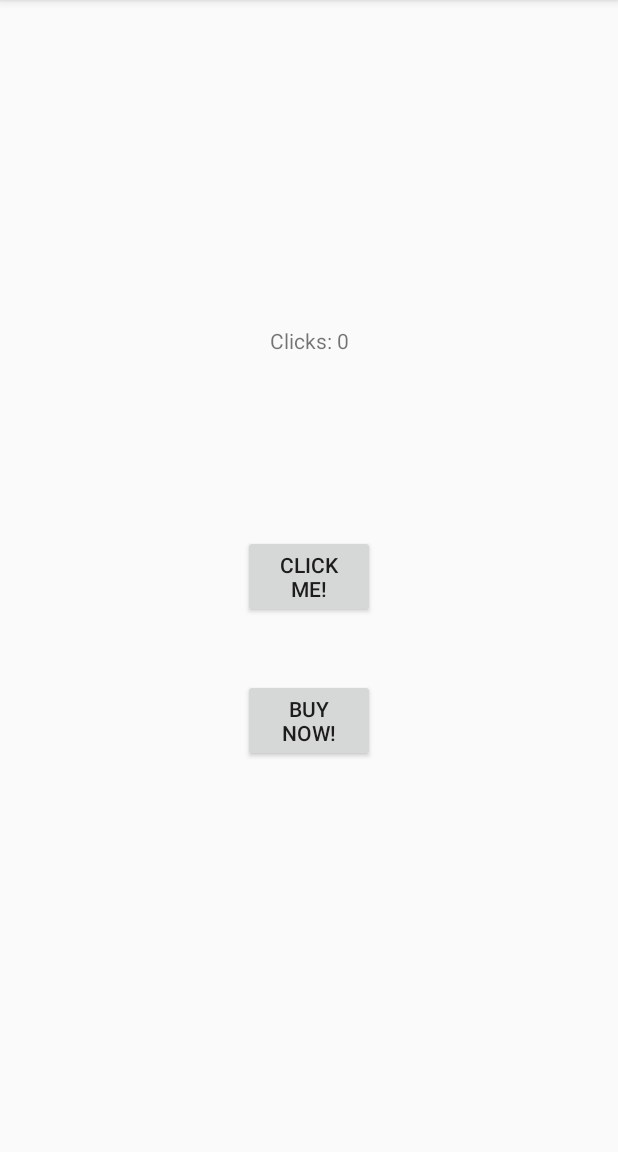
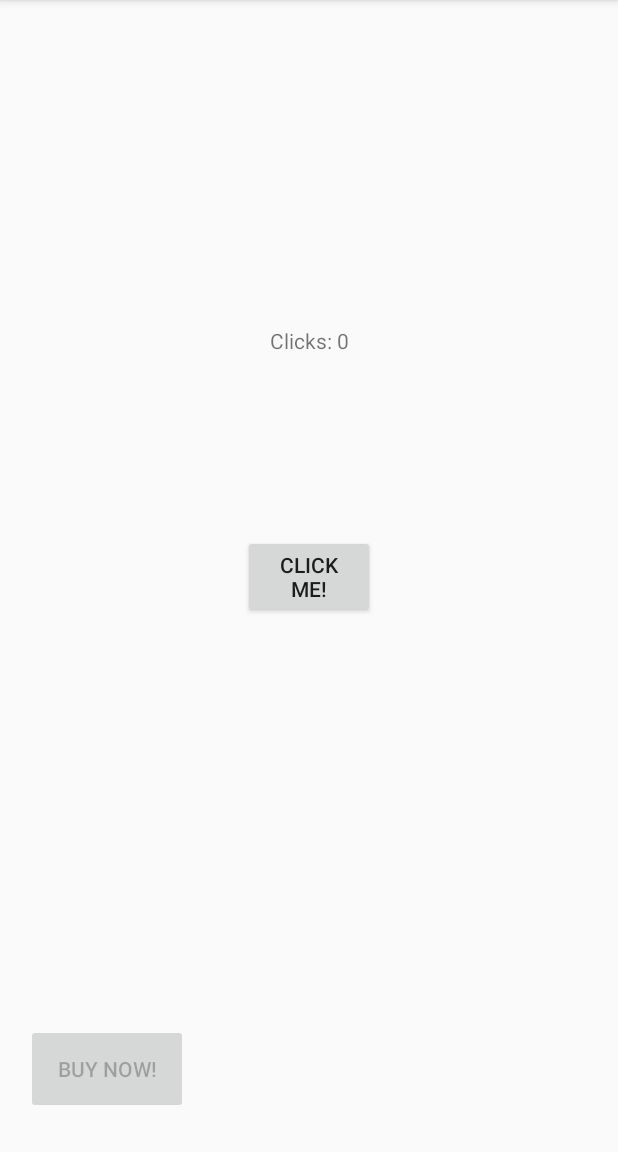
Before and after one commit to Peetie2000/AS_HelloWorld, an Android app: the screen it shows after launch (MainActivity), on a phone screen of 412 x 824 dp, the part 84-1236 px from its top. Run offline under Robolectric (Android 15) with nearby library versions, the phone set to English and light mode, and no system bars.

Commit message:
Buybutton optimized

```diff
--- a/app/src/main/java/com/example/patrick/helloworld/MainActivity.java
+++ b/app/src/main/java/com/example/patrick/helloworld/MainActivity.java
@@ -10,8 +10,11 @@ public class MainActivity extends AppCompatActivity {
 
     int clickCounter = 0;
     int clickValue= 1;
+    boolean item1 = false;
     TextView tv_clicks;
     Button b_clickbutton, b_buybutton;
+
+
 
     @Override
     protected void onCreate(Bundle savedInstanceState) {
@@ -20,6 +23,9 @@ public class MainActivity extends AppCompatActivity {
 
         tv_clicks = (TextView) findViewById(R.id.clicks);
         b_clickbutton = (Button) findViewById(R.id.clickbutton);
+        b_buybutton = (Button) findViewById(R.id.buybutton);
+        b_buybutton.setEnabled(false);
+
         b_clickbutton.setOnClickListener(new View.OnClickListener() {
             @Override
             public void onClick(View v) {
@@ -27,22 +33,22 @@ public class MainActivity extends AppCompatActivity {
                 tv_clicks.setText("Clicks: " + clickCounter);
 
                 if(clickCounter >= 10){
-                    b_buybutton.setEnabled(true);
+                    if(!item1) {
+                        b_buybutton.setEnabled(true);
+                        item1 = true;
 
+                    }
                 }
             }
         });
 
-            b_buybutton.setEnabled(false);
-
-
-
-        b_buybutton = (Button) findViewById(R.id.buybutton);
         b_buybutton.setOnClickListener(new View.OnClickListener(){
             @Override
             public void onClick(View v) {
                 clickValue = clickValue + 2;
                 clickCounter = clickCounter - 10;
+                tv_clicks.setText("Clicks: " + clickCounter);
+                b_buybutton.setText("Max upgrade");
                 b_buybutton.setEnabled(false);
             }
         });
--- a/app/src/main/res/layout/activity_main.xml
+++ b/app/src/main/res/layout/activity_main.xml
@@ -18,14 +18,15 @@
 
     <Button
         android:id="@+id/buybutton"
-        android:layout_width="88dp"
-        android:layout_height="wrap_content"
+        android:layout_width="108dp"
+        android:layout_height="60dp"
         android:text="@string/buybutton"
         app:layout_constraintBottom_toBottomOf="parent"
         app:layout_constraintEnd_toEndOf="parent"
+        app:layout_constraintHorizontal_bias="0.057"
         app:layout_constraintStart_toStartOf="parent"
         app:layout_constraintTop_toTopOf="parent"
-        app:layout_constraintVertical_bias="0.635" />
+        app:layout_constraintVertical_bias="0.964" />
 
     <TextView
         android:id="@+id/clicks"
```
